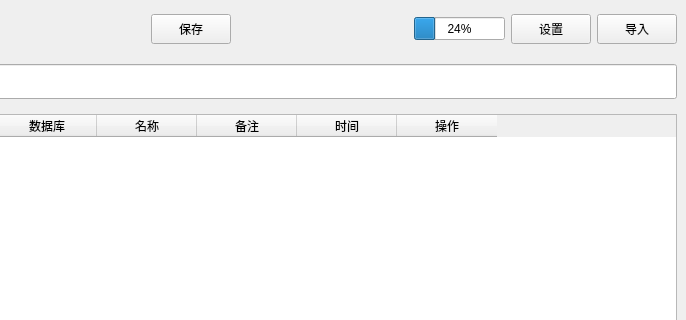
Old version of the form ui/main.ui in the repository DayRain/db-camera; both pictures show x 114 to 800 and y 0 to 320 of the 800 by 601 pixel window.
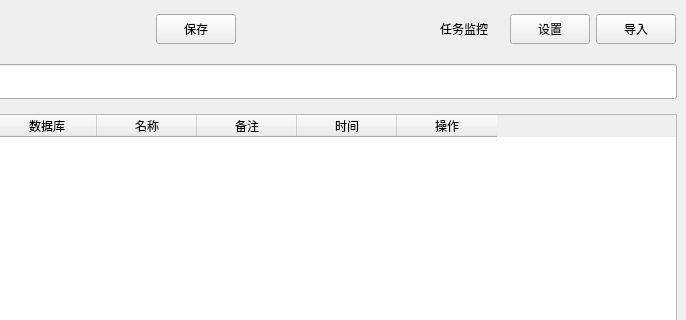
New version of the form.

Commit message: 任务进度提示;设置图标

What changed in the file:
```diff
--- a/ui/main.ui
+++ b/ui/main.ui
@@ -127,18 +127,24 @@
         </spacer>
        </item>
        <item>
-        <widget class="QProgressBar" name="progressBar">
-         <property name="maximumSize">
+        <widget class="QLabel" name="taskLabel">
+         <property name="sizePolicy">
+          <sizepolicy hsizetype="Fixed" vsizetype="Preferred">
+           <horstretch>80</horstretch>
+           <verstretch>0</verstretch>
+          </sizepolicy>
+         </property>
+         <property name="minimumSize">
           <size>
-           <width>16777215</width>
-           <height>23</height>
+           <width>80</width>
+           <height>0</height>
           </size>
          </property>
-         <property name="value">
-          <number>24</number>
+         <property name="text">
+          <string>任务监控</string>
          </property>
-         <property name="textVisible">
-          <bool>true</bool>
+         <property name="alignment">
+          <set>Qt::AlignCenter</set>
          </property>
         </widget>
        </item>
```
Left out of the diff: 6 changed lines with no effect on the pictures. The commit also changes 8 other files.
